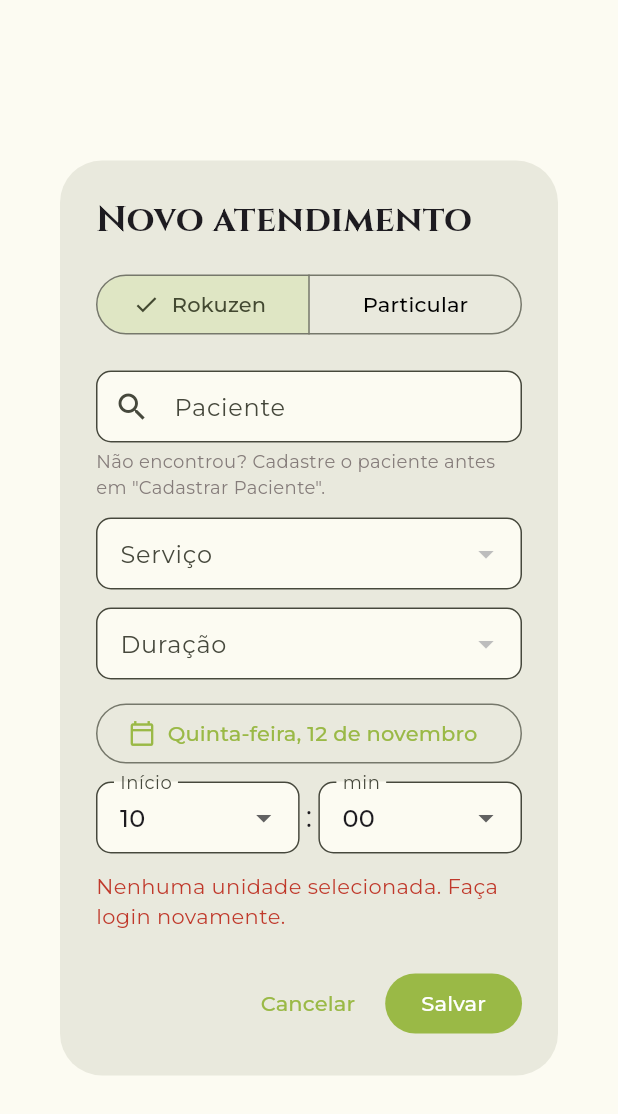
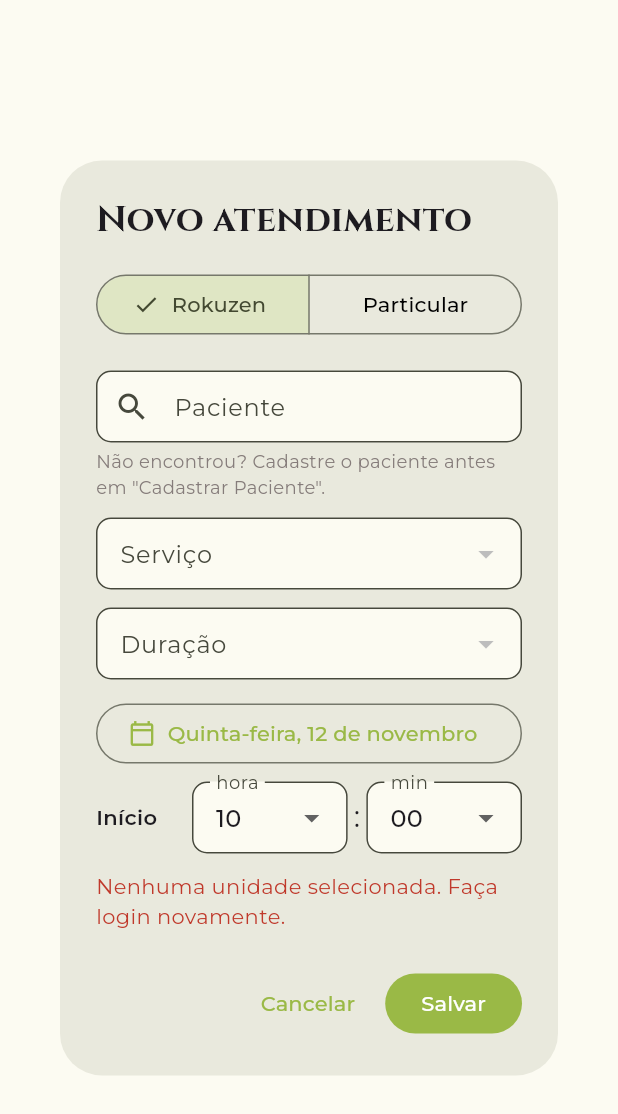
Before and after one commit to GustaBR/rokuzen_imt, a Flutter app: the _NovoAtendimentoDialog widget shown alone on an empty page, opened directly with empty values, on a phone screen of 412 x 824 dp. Shown: the top 1114 px of the screen. Run offline on Flutter 3.47's test engine with Material 3 defaults, Android fonts, the phone set to English and light mode, and no system bars; our stand-ins replace go_router, google_fonts, image_picker, mask_text_input_formatter; missing offline and left inert: mysql_dart; accounts and stored records are empty.

Commit message:
ajuste no horário ao marcar atendimento particular

```diff
--- a/lib/features/agenda/widgets/novo_atendimento.dart
+++ b/lib/features/agenda/widgets/novo_atendimento.dart
@@ -53,13 +53,9 @@ class _NovoAtendimentoDialogState extends State<_NovoAtendimentoDialog> {
   final _observacaoController = TextEditingController();
   TimeOfDay _fim = const TimeOfDay(hour: 11, minute: 0);
 
-
   /// Horas (06 a 23) e minutos (de 15 em 15) dos campos de horário.
   static final _horas = [for (var hora = 6; hora <= 23; hora++) hora];
   static const _minutos = [0, 15, 30, 45];
-
-
-
 
   @override
   void initState() {
@@ -112,8 +108,6 @@ class _NovoAtendimentoDialogState extends State<_NovoAtendimentoDialog> {
     );
     if (dia != null) setState(() => _dia = dia);
   }
-
-
 
   DateTime _comHora(TimeOfDay hora) =>
       DateTime(_dia.year, _dia.month, _dia.day, hora.hour, hora.minute);
@@ -196,20 +190,13 @@ class _NovoAtendimentoDialogState extends State<_NovoAtendimentoDialog> {
                   label: Text(diaPorExtenso(_dia)),
                 ),
                 const SizedBox(height: 8),
-                                Row(
-                  children: [
-                    Expanded(
-                      child: _campoHora('Início', _inicio, (h) => _inicio = h),
-                    ),
+
+                _campoHora('Início', _inicio, (h) => _inicio = h),
                 // No Rokuzen o fim é calculado pela duração
                 if (!rokuzen) ...[
-                      const SizedBox(width: 8),
-                      Expanded(
-                        child: _campoHora('Fim', _fim, (h) => _fim = h),
-                      ),
+                  const SizedBox(height: 8),
+                  _campoHora('Fim', _fim, (h) => _fim = h),
                 ],
-                  ],
-                ),
 
                 if (!rokuzen) ...[
                   const SizedBox(height: 12),
@@ -291,8 +278,10 @@ class _NovoAtendimentoDialogState extends State<_NovoAtendimentoDialog> {
               elevation: 4,
               borderRadius: BorderRadius.circular(8),
               child: ConstrainedBox(
-                constraints:
-                    const BoxConstraints(maxHeight: 260, maxWidth: 440),
+                constraints: const BoxConstraints(
+                  maxHeight: 260,
+                  maxWidth: 440,
+                ),
                 child: ListView(
                   padding: EdgeInsets.zero,
                   shrinkWrap: true,
@@ -301,11 +290,13 @@ class _NovoAtendimentoDialogState extends State<_NovoAtendimentoDialog> {
                       ListTile(
                         title: Text(paciente.nome),
                         // Nascimento e celular para diferenciar homônimos
-                        subtitle: Text([
+                        subtitle: Text(
+                          [
                             if (paciente.nascimento != null)
                               'Nasc. ${paciente.nascimento}',
                             if (paciente.celular != null) paciente.celular!,
-                        ].join(' · ')),
+                          ].join(' · '),
+                        ),
                         onTap: () => aoEscolher(paciente),
                       ),
                   ],
@@ -364,7 +355,6 @@ class _NovoAtendimentoDialogState extends State<_NovoAtendimentoDialog> {
     ];
   }
 
-
   /// Horário em dois campos curtos: hora e minuto.
   Widget _campoHora(
     String rotulo,
@@ -373,10 +363,18 @@ class _NovoAtendimentoDialogState extends State<_NovoAtendimentoDialog> {
   ) {
     return Row(
       children: [
+        SizedBox(
+          width: 64,
+          child: Text(
+            rotulo,
+            style: const TextStyle(fontWeight: FontWeight.w600),
+          ),
+        ),
+
         Expanded(
           child: DropdownButtonFormField<int>(
             initialValue: valor.hour,
-            decoration: _decoracao(rotulo),
+            decoration: _decoracao('hora'),
             menuMaxHeight: 300,
             items: [
               for (final hora in _horas)
@@ -387,7 +385,9 @@ class _NovoAtendimentoDialogState extends State<_NovoAtendimentoDialog> {
             ],
             onChanged: (hora) {
               if (hora == null) return;
-              setState(() => aoMudar(TimeOfDay(hour: hora, minute: valor.minute)));
+              setState(
+                () => aoMudar(TimeOfDay(hour: hora, minute: valor.minute)),
+              );
             },
           ),
         ),
@@ -408,15 +408,15 @@ class _NovoAtendimentoDialogState extends State<_NovoAtendimentoDialog> {
             ],
             onChanged: (minuto) {
               if (minuto == null) return;
-              setState(() => aoMudar(TimeOfDay(hour: valor.hour, minute: minuto)));
+              setState(
+                () => aoMudar(TimeOfDay(hour: valor.hour, minute: minuto)),
+              );
             },
           ),
         ),
       ],
     );
   }
-
-
 
   /// O tema deixa os campos brancos e sem borda; dentro da janela
   /// (que também é branca) eles precisam de borda para aparecer.
```
Lines whose indentation alone changed are shown as unchanged.
